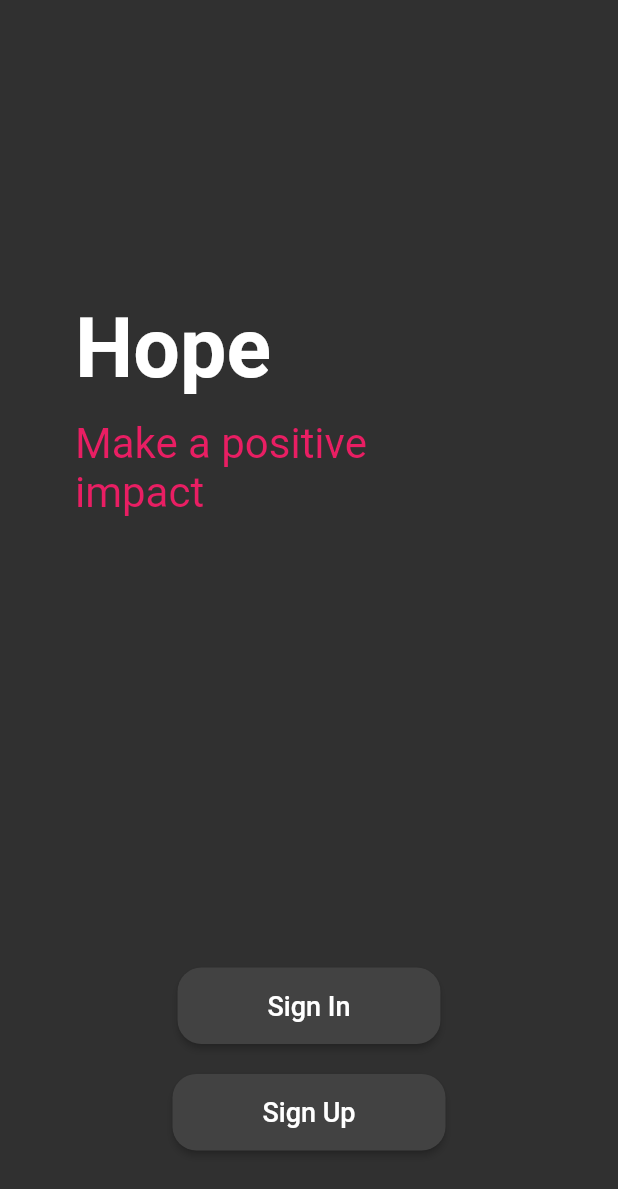
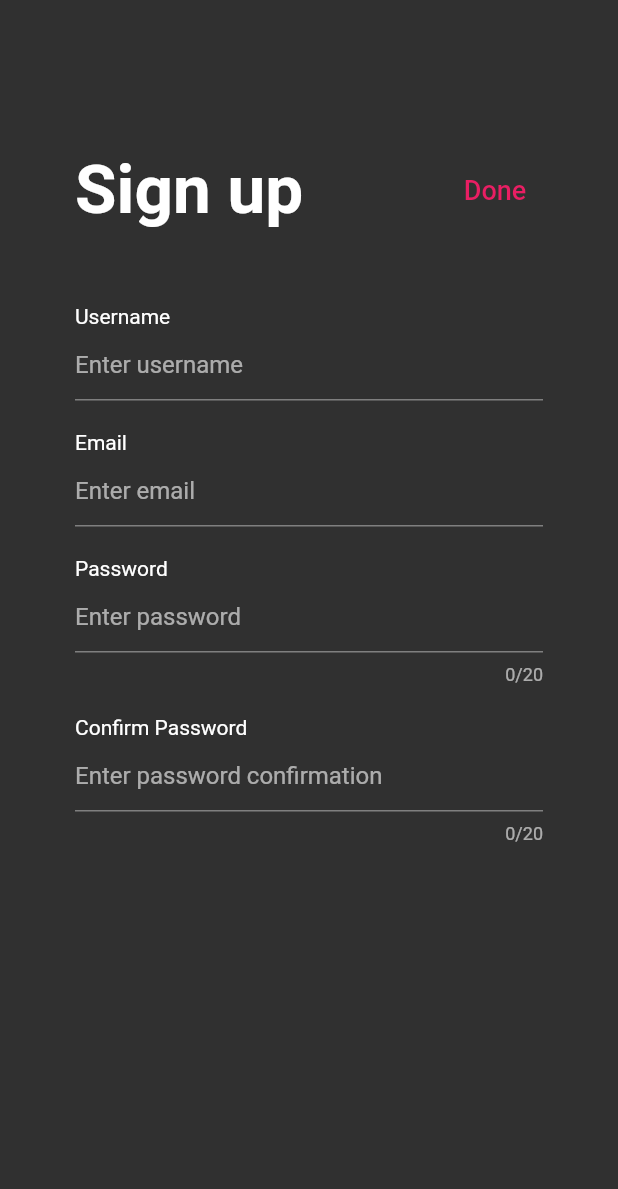
Before and after one commit to kamilgeagea/hope-uoft-hacks-2022, a Flutter app: the screen it shows after launch, after a tap on "Sign Up", on a phone screen of 412 x 824 dp. Shown: the top 1189 px of the screen. Run offline on Flutter 3.47's test engine with Material 2 defaults, Android fonts, the phone set to English and light mode, and no system bars.

Commit message:
Did skeleton of Sign up page and fixed some bugs on the way... Still have nothing connected to backend or db so gonna remain mostly like this for now...

```diff
--- a/client/lib/pages/auth/sign_in.dart
+++ b/client/lib/pages/auth/sign_in.dart
@@ -15,7 +15,8 @@ class _SignInState extends State<SignIn> {
   @override
   Widget build(BuildContext context) {
     return Scaffold(
-      body: Container(
+      body: SingleChildScrollView(
+        child: Container(
           child: Padding(
             padding: EdgeInsets.fromLTRB(50, 100, 50, 50),
             child: Column(
@@ -27,7 +28,7 @@ class _SignInState extends State<SignIn> {
                     Text(
                       "Sign in",
                       style: TextStyle(
-                      fontSize: 55,
+                        fontSize: 45,
                         fontWeight: FontWeight.w600,
                       ),
                     ),
@@ -58,8 +59,7 @@ class _SignInState extends State<SignIn> {
                       ),
                       TextFormField(
                         decoration: InputDecoration(hintText: "Enter username"),
-                      validator: (value) => ((value?.isEmpty ?? true) ||
-                              !(value ?? '').contains(new RegExp(r'[@]'))
+                        validator: (value) => ((value?.isEmpty ?? true)
                             ? 'Please enter your username'
                             : null),
                         onChanged: (val) => setState(() {
@@ -91,6 +91,7 @@ class _SignInState extends State<SignIn> {
             ),
           ),
         ),
+      ),
     );
   }
 }
--- a/client/lib/pages/auth/sign_up.dart
+++ b/client/lib/pages/auth/sign_up.dart
@@ -0,0 +1,142 @@
+import 'package:flutter/material.dart';
+
+class SignUp extends StatefulWidget {
+  const SignUp({Key? key}) : super(key: key);
+
+  @override
+  _SignUpState createState() => _SignUpState();
+}
+
+class _SignUpState extends State<SignUp> {
+  final _formkey = GlobalKey<FormState>();
+  String username = "";
+  String password = "";
+  String email = "";
+  String passwordTwo = "";
+
+  @override
+  Widget build(BuildContext context) {
+    return Scaffold(
+      body: SingleChildScrollView(
+        child: Container(
+          child: Padding(
+            padding: EdgeInsets.fromLTRB(50, 100, 50, 50),
+            child: Column(
+              crossAxisAlignment: CrossAxisAlignment.start,
+              children: [
+                Row(
+                  mainAxisAlignment: MainAxisAlignment.spaceBetween,
+                  children: [
+                    Text(
+                      "Sign up",
+                      style: TextStyle(
+                        fontSize: 45,
+                        fontWeight: FontWeight.w600,
+                      ),
+                    ),
+                    Align(
+                      alignment: Alignment.centerRight,
+                      child: TextButton(
+                        onPressed: () async {
+                          if (_formkey.currentState?.validate() ?? false) {
+                            //_authService.signIn(email, password);
+                          }
+                        },
+                        child: Text("Done",
+                            style: TextStyle(color: Colors.pink, fontSize: 18)),
+                      ),
+                    )
+                  ],
+                ),
+                SizedBox(
+                  height: 50,
+                ),
+                Form(
+                  key: _formkey,
+                  child: Column(
+                    children: [
+                      Align(
+                        alignment: Alignment.centerLeft,
+                        child: Text("Username"),
+                      ),
+                      TextFormField(
+                        decoration: InputDecoration(hintText: "Enter username"),
+                        validator: (value) => ((value?.isEmpty ?? true)
+                            ? 'Please enter your username'
+                            : null),
+                        onChanged: (val) => setState(() {
+                          username = val;
+                        }),
+                      ),
+                      SizedBox(
+                        height: 20,
+                      ),
+                      Align(
+                        alignment: Alignment.centerLeft,
+                        child: Text("Email"),
+                      ),
+                      TextFormField(
+                        decoration: InputDecoration(hintText: "Enter email"),
+                        validator: (value) => ((value?.isEmpty ?? true) ||
+                                !(value ?? '').contains(new RegExp(r'[@]'))
+                            ? 'Please enter a valid email address'
+                            : null),
+                        onChanged: (val) => setState(() {
+                          email = val;
+                        }),
+                      ),
+                      SizedBox(
+                        height: 20,
+                      ),
+                      Align(
+                        alignment: Alignment.centerLeft,
+                        child: Text("Password"),
+                      ),
+                      TextFormField(
+                        decoration: InputDecoration(hintText: "Enter password"),
+                        validator: (value) => ((value?.isEmpty ?? true) ||
+                                (value?.length ?? 1) < 7 ||
+                                !(value ?? '').contains(new RegExp(r'[0-9]')))
+                            ? (value?.length ?? 1) < 7
+                                ? 'Ensure your password is at least 7 characters.'
+                                : 'Please ensure your password contains a numeric digit.'
+                            : ((value?.length ?? 1) > 20)
+                                ? 'Your password cannot be longer than 20 characters'
+                                : null,
+                        obscureText: true,
+                        maxLength: 20,
+                        onChanged: (val) => setState(() {
+                          password = val;
+                        }),
+                      ),
+                      SizedBox(
+                        height: 20,
+                      ),
+                      Align(
+                        alignment: Alignment.centerLeft,
+                        child: Text("Confirm Password"),
+                      ),
+                      TextFormField(
+                        decoration: InputDecoration(
+                            hintText: "Enter password confirmation"),
+                        validator: (value) => ((value?.isEmpty ?? true) ||
+                                ((value ?? "0") != password))
+                            ? 'Please ensure your two passwords match.'
+                            : null,
+                        obscureText: true,
+                        maxLength: 20,
+                        onChanged: (val) => setState(() {
+                          passwordTwo = val;
+                        }),
+                      ),
+                    ],
+                  ),
+                ),
+              ],
+            ),
+          ),
+        ),
+      ),
+    );
+  }
+}
--- a/client/lib/pages/launch.dart
+++ b/client/lib/pages/launch.dart
@@ -1,4 +1,5 @@
 import 'package:client/pages/auth/sign_in.dart';
+import 'package:client/pages/auth/sign_up.dart';
 import 'package:flutter/material.dart';
 
 class Launch extends StatefulWidget {
@@ -66,7 +67,10 @@ class _LaunchState extends State<Launch> {
                       height: 20,
                     ),
                     ElevatedButton(
-                      onPressed: () {},
+                      onPressed: () {
+                        Navigator.push(context,
+                            MaterialPageRoute(builder: (context) => SignUp()));
+                      },
                       child: Text(
                         "Sign Up",
                         style: TextStyle(fontSize: 18),
```
Lines whose indentation alone changed are shown as unchanged.
